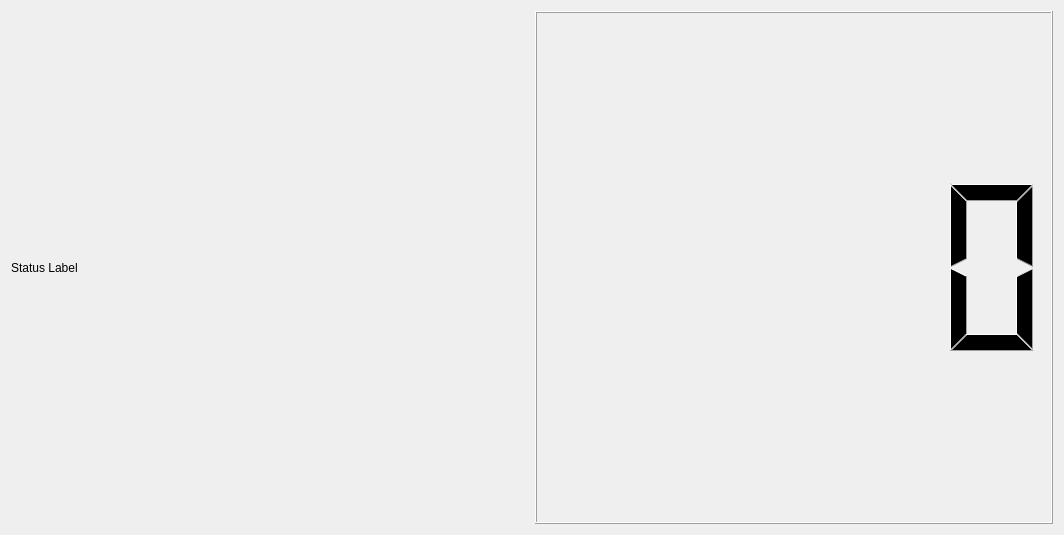
Old version of the form Simulation.ui in the repository awallace77/elevator-simulator.
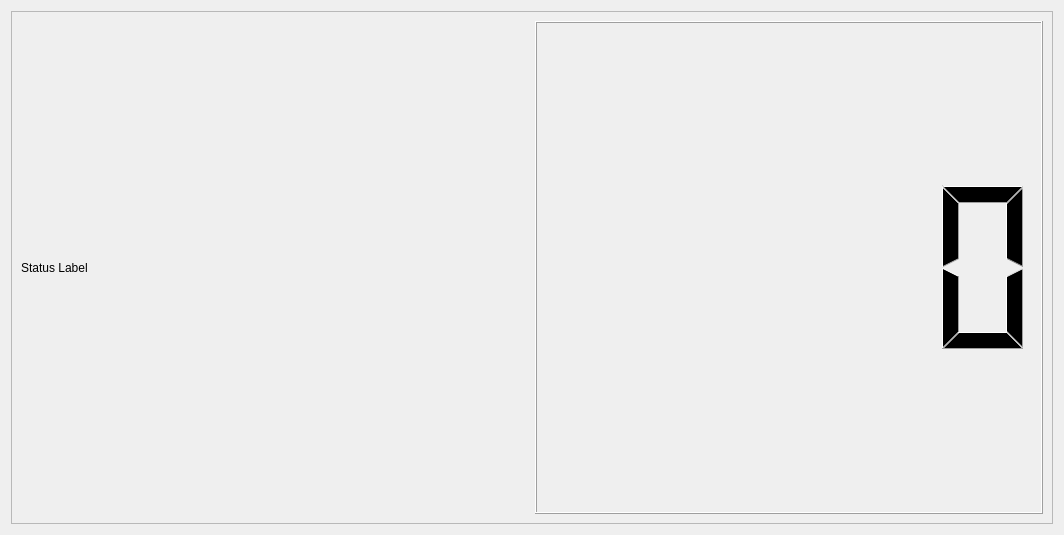
New version of the form.

```diff
--- a/Simulation.ui
+++ b/Simulation.ui
@@ -13,7 +13,22 @@
   <property name="windowTitle">
    <string>Dialog</string>
   </property>
-  <layout class="QVBoxLayout" name="verticalLayout" stretch="10,1">
+  <layout class="QVBoxLayout" name="verticalLayout_2">
+   <item>
+    <widget class="QScrollArea" name="scrollArea">
+     <property name="widgetResizable">
+      <bool>true</bool>
+     </property>
+     <widget class="QWidget" name="scrollAreaWidgetContents">
+      <property name="geometry">
+       <rect>
+        <x>0</x>
+        <y>0</y>
+        <width>1044</width>
+        <height>515</height>
+       </rect>
+      </property>
+      <layout class="QVBoxLayout" name="verticalLayout" stretch="6,1">
    <item>
     <layout class="QHBoxLayout" name="horizontalLayout" stretch="2,2,1">
      <item>
@@ -40,6 +55,10 @@
       <widget class="QLCDNumber" name="timeLcdNumber"/>
      </item>
     </layout>
+       </item>
+      </layout>
+     </widget>
+    </widget>
    </item>
   </layout>
  </widget>
```
Lines whose indentation alone changed are shown as unchanged.
